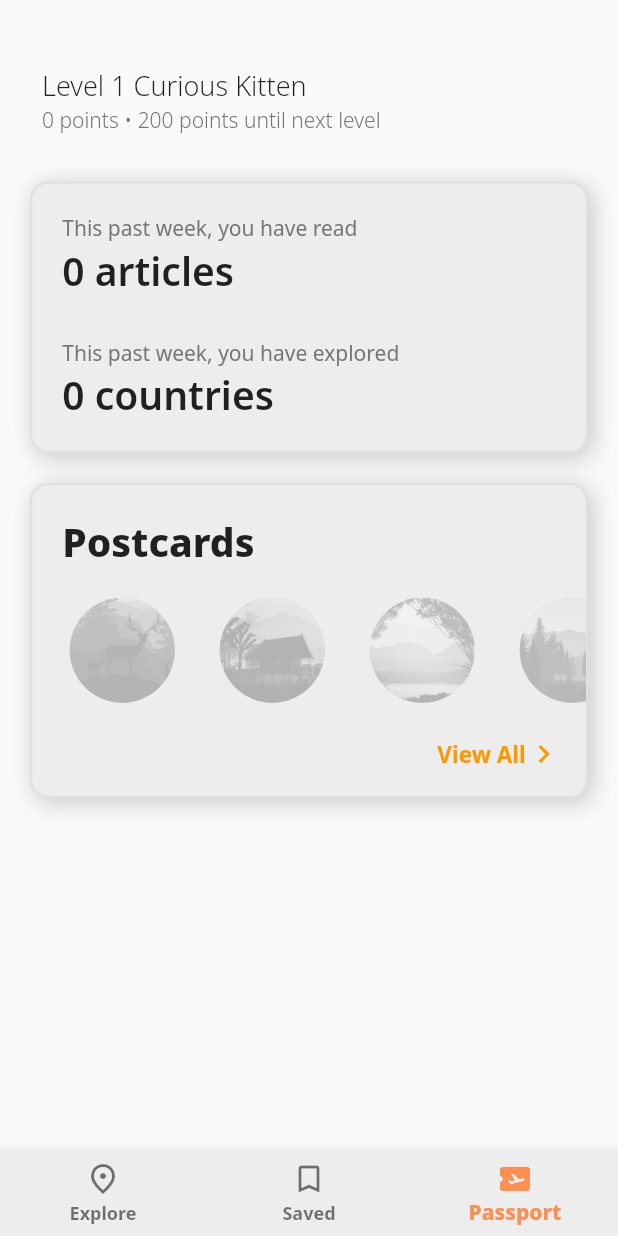
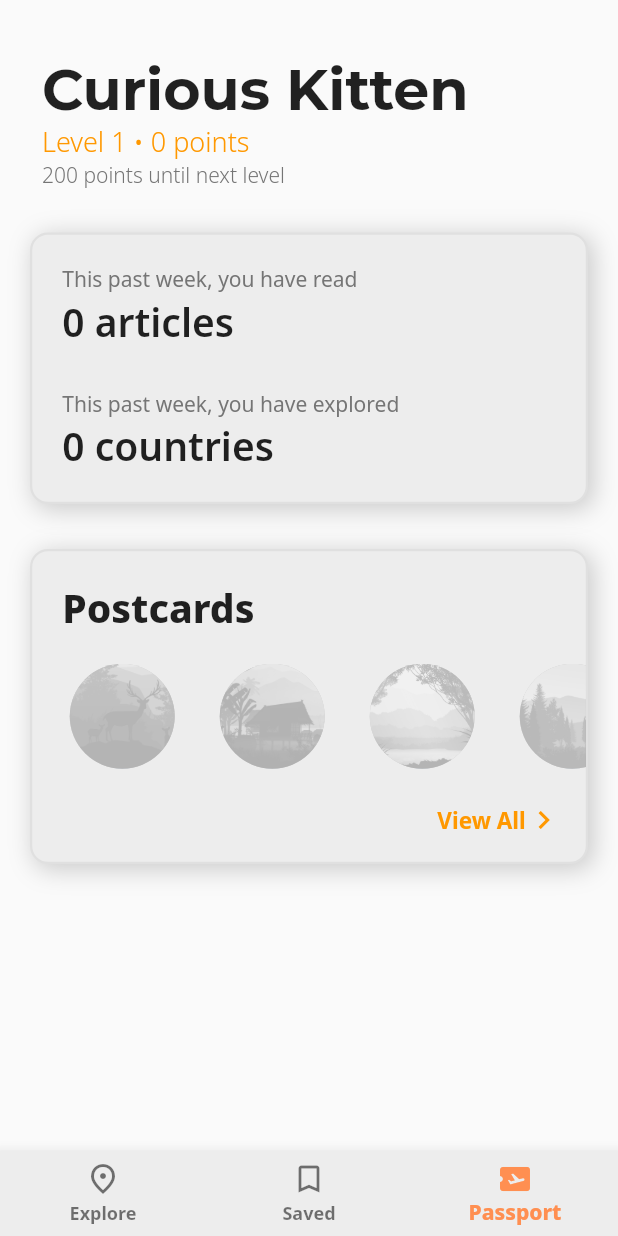
Before and after one commit to hsiehby/Mappu, a Flutter app: the screen it shows after launch, item 3 of the bottom bar chosen, on a phone screen of 412 x 824 dp. Run offline on Flutter 3.47's test engine with Material 2 defaults, Android fonts, the phone set to English and light mode, and no system bars; our stand-ins replace flutter_slidable, flutter_spinkit, fluttertoast, geocoding, google_fonts, google_maps_flutter and 3 more; missing offline and left inert: flutter_config, flutter_inappwebview; accounts and stored records are empty; network calls fail.

Commit message:
Update passport header w/ color

```diff
--- a/lib/screens/passport/components/profile.dart
+++ b/lib/screens/passport/components/profile.dart
@@ -1,4 +1,5 @@
 import 'package:flutter/material.dart';
+import 'package:google_fonts/google_fonts.dart';
 import 'package:mappu/data/levels.dart';
 import 'package:mappu/db/database_helper.dart';
 
@@ -45,20 +46,30 @@ class _ProfileState extends State<Profile> {
                     crossAxisAlignment: CrossAxisAlignment.start,
                     children: [
                       // Text(name, style: const TextStyle(fontSize: 24.0, fontWeight: FontWeight.w500)),
+                      FittedBox(
+                        fit: BoxFit.fitWidth,
+                        child: Text(
+                            "${snapshot.data!.title}",
+                            style: GoogleFonts.montserrat(
+                              fontSize: 38.0,
+                              fontWeight: FontWeight.bold,
+                              // height: 2.0,
+                            )),
+                      ),
                       Text(
-                          "Level ${snapshot.data!.level} ${snapshot.data!.title}",
+                          "Level ${snapshot.data!.level} • ${snapshot.data!.points} points",
                           style: const TextStyle(
                             fontSize: 18.0,
                             fontWeight: FontWeight.w300,
-                            height: 2.0,
+                            color: Colors.orange,
                           )),
                       Text(
-                          "${snapshot.data!.points} points • ${snapshot.data!.levelMax - snapshot.data!.points} points until next level",
+                          "${snapshot.data!.levelMax - snapshot.data!.points} points until next level",
                           style: TextStyle(
                             fontSize: 14.0,
                             fontWeight: FontWeight.w300,
                             color: Colors.grey.shade600,
-                            height: 1.2,
+                            // height: 1.2,
                           )
                       )
                     ]
--- a/lib/screens/passport/components/stamps_preview.dart
+++ b/lib/screens/passport/components/stamps_preview.dart
@@ -71,7 +71,7 @@ class _PostcardsPreviewState extends State<PostcardsPreview> {
   @override
   Widget build(BuildContext context) {
     return Padding(
-      padding: const EdgeInsets.fromLTRB(20.0, 20.0, 20.0, 0.0),
+      padding: const EdgeInsets.fromLTRB(20.0, 30.0, 20.0, 0.0),
       child: Container(
         decoration: BoxDecoration(
           color: Color(0xffededed),
--- a/lib/screens/passport/passport.dart
+++ b/lib/screens/passport/passport.dart
@@ -14,7 +14,7 @@ class PassportWidget extends StatelessWidget {
           children: const [
             SizedBox(height: 36.0),
             Profile(),
-            SizedBox(height: 12.0),
+            SizedBox(height: 9.0),
             StatsView(),
             PostcardsPreview(),
           ],
```
